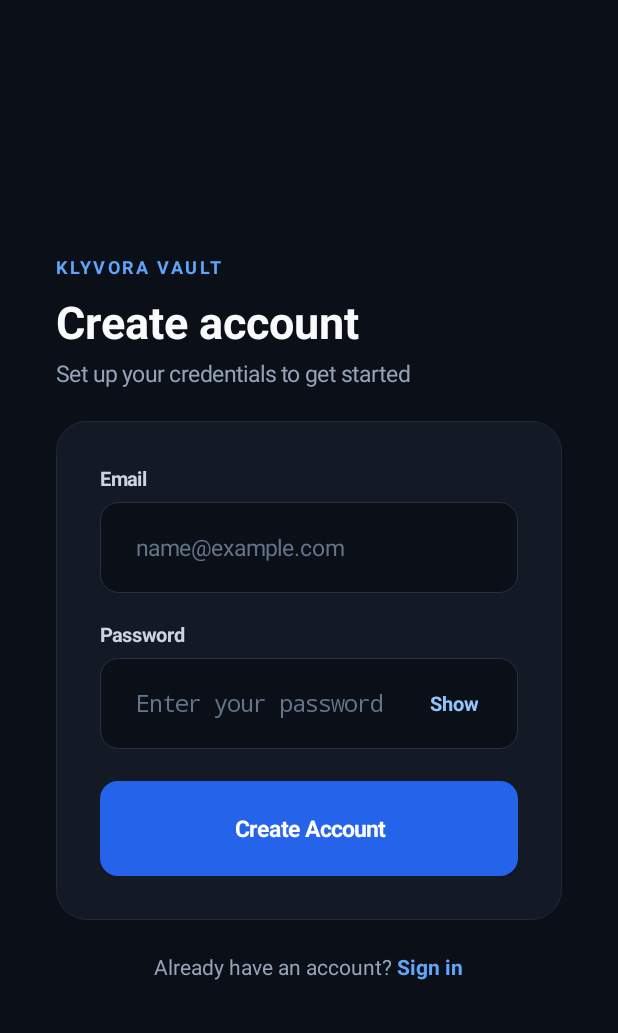
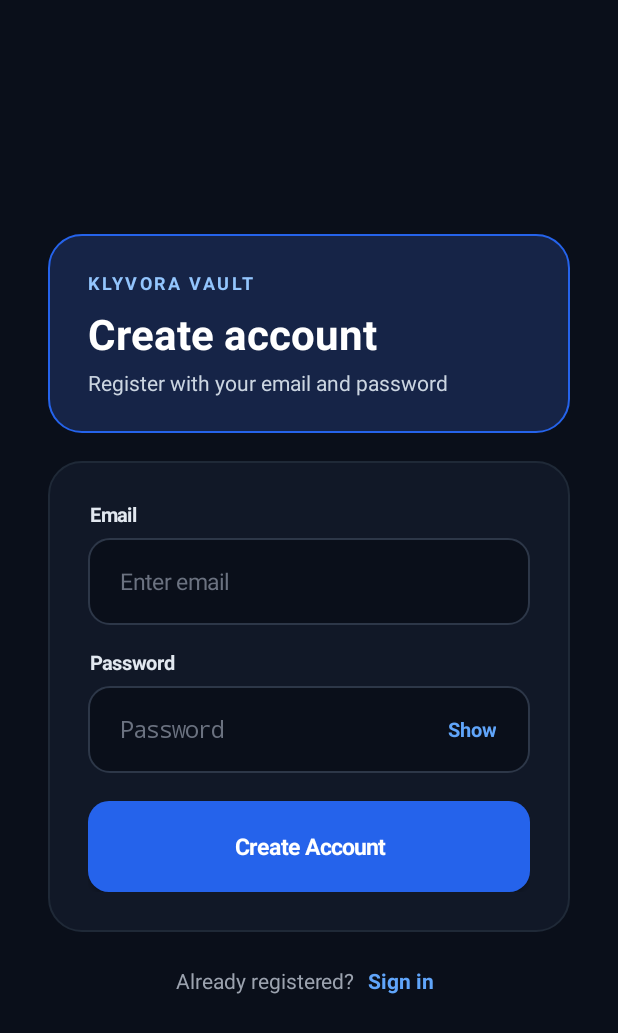
Before and after one commit to samilhussan66-byte/klyvoravault2026, an Android app: the screen it shows after launch (LoginActivity), after a tap on "Create account", on a phone screen of 412 x 824 dp. Shown: the top 1033 px of the screen. Run offline under Robolectric (Android 15) with nearby library versions, the phone set to English and light mode, and no system bars; 3 other taps on this screen came first.

Commit message:
Update LoginActivity.kt

```diff
--- a/app/src/main/java/com/klyvoravault/ai/LoginActivity.kt
+++ b/app/src/main/java/com/klyvoravault/ai/LoginActivity.kt
@@ -31,200 +31,225 @@ class LoginActivity : AppCompatActivity() {
             return
         }
 
-        fun roundedBox(bgHex: String, strokeHex: String? = null, radiusDp: Float = 14f): GradientDrawable {
-            val density = resources.displayMetrics.density
+        fun boxDrawable(bgHex: String, strokeHex: String? = null, radiusDp: Float = 16f): GradientDrawable {
+            val d = resources.displayMetrics.density
             return GradientDrawable().apply {
                 shape = GradientDrawable.RECTANGLE
-                cornerRadius = radiusDp * density
+                cornerRadius = radiusDp * d
                 setColor(Color.parseColor(bgHex))
                 if (strokeHex != null) {
-                    setStroke((1 * density).toInt(), Color.parseColor(strokeHex))
+                    setStroke((1.5f * d).toInt(), Color.parseColor(strokeHex))
                 }
             }
         }
 
-        val root = ScrollView(this).apply {
-            setBackgroundColor(Color.parseColor("#0B0F17"))
+        val scroll = ScrollView(this).apply {
+            setBackgroundColor(Color.parseColor("#0A0F1A"))
             isFillViewport = true
         }
 
-        val container = LinearLayout(this).apply {
+        val page = LinearLayout(this).apply {
             orientation = LinearLayout.VERTICAL
             gravity = Gravity.CENTER_VERTICAL
-            setPadding(56, 72, 56, 72)
+            setPadding(48, 64, 48, 64)
         }
 
-        val badge = TextView(this).apply {
+        val headerBanner = LinearLayout(this).apply {
+            orientation = LinearLayout.VERTICAL
+            background = boxDrawable("#162447", "#2563EB", 22f)
+            setPadding(40, 36, 40, 36)
+        }
+
+        val tvBrand = TextView(this).apply {
             text = "KLYVORA VAULT"
-            setTextColor(Color.parseColor("#60A5FA"))
+            setTextColor(Color.parseColor("#93C5FD"))
             textSize = 12f
             typeface = Typeface.DEFAULT_BOLD
             letterSpacing = 0.14f
         }
 
-        val tvHeading = TextView(this).apply {
+        val tvTitle = TextView(this).apply {
             text = "Welcome back"
-            setTextColor(Color.parseColor("#F8FAFC"))
-            textSize = 30f
+            setTextColor(Color.parseColor("#FFFFFF"))
+            textSize = 28f
             typeface = Typeface.DEFAULT_BOLD
-            setPadding(0, 12, 0, 6)
+            setPadding(0, 10, 0, 6)
         }
 
-        val tvSubheading = TextView(this).apply {
-            text = "Sign in to access your workspace"
-            setTextColor(Color.parseColor("#94A3B8"))
-            textSize = 15f
-            setPadding(0, 0, 0, 32)
+        val tvSubtitle = TextView(this).apply {
+            text = "Sign in to continue to your account"
+            setTextColor(Color.parseColor("#CBD5E1"))
+            textSize = 14f
         }
 
-        val card = LinearLayout(this).apply {
+        headerBanner.addView(tvBrand)
+        headerBanner.addView(tvTitle)
+        headerBanner.addView(tvSubtitle)
+
+        val formCard = LinearLayout(this).apply {
             orientation = LinearLayout.VERTICAL
-            background = roundedBox("#131A26", "#1E293B", 20f)
-            setPadding(44, 44, 44, 44)
+            background = boxDrawable("#111827", "#1F2937", 22f)
+            setPadding(40, 40, 40, 40)
+            val lp = LinearLayout.LayoutParams(
+                LinearLayout.LayoutParams.MATCH_PARENT,
+                LinearLayout.LayoutParams.WRAP_CONTENT
+            )
+            lp.topMargin = 28
+            layoutParams = lp
         }
 
         val lblEmail = TextView(this).apply {
             text = "Email"
-            setTextColor(Color.parseColor("#CBD5E1"))
+            setTextColor(Color.parseColor("#E2E8F0"))
             textSize = 13f
             typeface = Typeface.DEFAULT_BOLD
-            setPadding(0, 0, 0, 10)
+            setPadding(2, 0, 0, 10)
         }
 
         val etEmail = EditText(this).apply {
-            hint = "name@example.com"
+            hint = "Enter email"
             inputType = InputType.TYPE_CLASS_TEXT or InputType.TYPE_TEXT_VARIATION_EMAIL_ADDRESS
-            setTextColor(Color.parseColor("#F8FAFC"))
-            setHintTextColor(Color.parseColor("#64748B"))
+            setTextColor(Color.parseColor("#FFFFFF"))
+            setHintTextColor(Color.parseColor("#6B7280"))
             textSize = 15f
-            background = roundedBox("#0B0F17", "#263244", 12f)
-            setPadding(36, 30, 36, 30)
+            background = boxDrawable("#0A0F1A", "#2D3748", 14f)
+            setPadding(32, 28, 32, 28)
         }
 
         val lblPassword = TextView(this).apply {
             text = "Password"
-            setTextColor(Color.parseColor("#CBD5E1"))
+            setTextColor(Color.parseColor("#E2E8F0"))
             textSize = 13f
             typeface = Typeface.DEFAULT_BOLD
-            setPadding(0, 28, 0, 10)
+            setPadding(2, 24, 0, 10)
         }
 
-        val passwordRow = LinearLayout(this).apply {
+        val passContainer = LinearLayout(this).apply {
             orientation = LinearLayout.HORIZONTAL
             gravity = Gravity.CENTER_VERTICAL
-            background = roundedBox("#0B0F17", "#263244", 12f)
-            setPadding(36, 12, 20, 12)
+            background = boxDrawable("#0A0F1A", "#2D3748", 14f)
+            setPadding(32, 8, 20, 8)
         }
 
         val etPassword = EditText(this).apply {
-            hint = "Enter your password"
+            hint = "Password"
             inputType = InputType.TYPE_CLASS_TEXT or InputType.TYPE_TEXT_VARIATION_PASSWORD
-            setTextColor(Color.parseColor("#F8FAFC"))
-            setHintTextColor(Color.parseColor("#64748B"))
+            setTextColor(Color.parseColor("#FFFFFF"))
+            setHintTextColor(Color.parseColor("#6B7280"))
             textSize = 15f
             background = null
             layoutParams = LinearLayout.LayoutParams(0, LinearLayout.LayoutParams.WRAP_CONTENT, 1f)
-            setPadding(0, 18, 16, 18)
+            setPadding(0, 20, 12, 20)
         }
 
-        val btnToggleEye = TextView(this).apply {
+        val btnEye = TextView(this).apply {
             text = "Show"
-            setTextColor(Color.parseColor("#93C5FD"))
+            setTextColor(Color.parseColor("#60A5FA"))
             textSize = 13f
             typeface = Typeface.DEFAULT_BOLD
-            setPadding(20, 14, 20, 14)
+            setPadding(18, 14, 14, 14)
         }
 
-        btnToggleEye.setOnClickListener {
+        btnEye.setOnClickListener {
             isPasswordVisible = !isPasswordVisible
             if (isPasswordVisible) {
                 etPassword.inputType = InputType.TYPE_CLASS_TEXT or InputType.TYPE_TEXT_VARIATION_VISIBLE_PASSWORD
-                btnToggleEye.text = "Hide"
+                btnEye.text = "Hide"
             } else {
                 etPassword.inputType = InputType.TYPE_CLASS_TEXT or InputType.TYPE_TEXT_VARIATION_PASSWORD
-                btnToggleEye.text = "Show"
+                btnEye.text = "Show"
             }
-            val currentLength = etPassword.text?.length ?: 0
-            if (currentLength >= 0) {
-                etPassword.setSelection(currentLength)
+            val len = etPassword.text?.length ?: 0
+            if (len >= 0) {
+                etPassword.setSelection(len)
             }
         }
 
-        passwordRow.addView(etPassword)
-        passwordRow.addView(btnToggleEye)
+        passContainer.addView(etPassword)
+        passContainer.addView(btnEye)
 
-        val tvStatus = TextView(this).apply {
+        val tvError = TextView(this).apply {
             text = ""
             setTextColor(Color.parseColor("#F87171"))
             textSize = 13f
             visibility = View.GONE
-            setPadding(4, 20, 4, 4)
+            setPadding(4, 18, 4, 2)
         }
 
-        fun showStatus(message: String, isError: Boolean = true) {
-            tvStatus.text = message
-            tvStatus.setTextColor(Color.parseColor(if (isError) "#F87171" else "#34D399"))
-            tvStatus.visibility = View.VISIBLE
+        fun setError(msg: String?) {
+            if (msg.isNullOrBlank()) {
+                tvError.visibility = View.GONE
+                tvError.text = ""
+            } else {
+                tvError.text = msg
+                tvError.visibility = View.VISIBLE
+            }
         }
 
         val btnSubmit = Button(this).apply {
             text = "Sign In"
-            setTextColor(Color.WHITE)
+            setTextColor(Color.parseColor("#FFFFFF"))
             textSize = 15f
             typeface = Typeface.DEFAULT_BOLD
             isAllCaps = false
-            background = roundedBox("#2563EB", null, 12f)
-            val params = LinearLayout.LayoutParams(
+            background = boxDrawable("#2563EB", null, 14f)
+            val lp = LinearLayout.LayoutParams(
                 LinearLayout.LayoutParams.MATCH_PARENT,
                 LinearLayout.LayoutParams.WRAP_CONTENT
             )
-            params.topMargin = 32
-            layoutParams = params
-            setPadding(24, 32, 24, 32)
+            lp.topMargin = 28
+            layoutParams = lp
+            setPadding(24, 30, 24, 30)
         }
 
-        val switchRow = LinearLayout(this).apply {
+        val bottomRow = LinearLayout(this).apply {
             orientation = LinearLayout.HORIZONTAL
             gravity = Gravity.CENTER
-            setPadding(0, 32, 0, 0)
+            val lp = LinearLayout.LayoutParams(
+                LinearLayout.LayoutParams.MATCH_PARENT,
+                LinearLayout.LayoutParams.WRAP_CONTENT
+            )
+            lp.topMargin = 28
+            layoutParams = lp
         }
 
-        val tvSwitchPrompt = TextView(this).apply {
-            text = "Don't have an account? "
-            setTextColor(Color.parseColor("#94A3B8"))
+        val tvBottomText = TextView(this).apply {
+            text = "New to KlyvoraVault? "
+            setTextColor(Color.parseColor("#9CA3AF"))
             textSize = 14f
         }
 
-        val tvSwitchAction = TextView(this).apply {
+        val tvBottomAction = TextView(this).apply {
             text = "Create account"
             setTextColor(Color.parseColor("#60A5FA"))
             textSize = 14f
             typeface = Typeface.DEFAULT_BOLD
+            setPadding(8, 6, 8, 6)
         }
 
-        switchRow.addView(tvSwitchPrompt)
-        switchRow.addView(tvSwitchAction)
+        bottomRow.addView(tvBottomText)
+        bottomRow.addView(tvBottomAction)
 
-        fun applyMode() {
-            tvStatus.visibility = View.GONE
+        fun updateMode() {
+            setError(null)
             if (isSignUpMode) {
-                tvHeading.text = "Create account"
-                tvSubheading.text = "Set up your credentials to get started"
+                tvTitle.text = "Create account"
+                tvSubtitle.text = "Register with your email and password"
                 btnSubmit.text = "Create Account"
-                tvSwitchPrompt.text = "Already have an account? "
-                tvSwitchAction.text = "Sign in"
+                tvBottomText.text = "Already registered? "
+                tvBottomAction.text = "Sign in"
             } else {
-                tvHeading.text = "Welcome back"
-                tvSubheading.text = "Sign in to access your workspace"
+                tvTitle.text = "Welcome back"
+                tvSubtitle.text = "Sign in to continue to your account"
                 btnSubmit.text = "Sign In"
-                tvSwitchPrompt.text = "Don't have an account? "
-                tvSwitchAction.text = "Create account"
+                tvBottomText.text = "New to KlyvoraVault? "
+                tvBottomAction.text = "Create account"
             }
         }
 
-        tvSwitchAction.setOnClickListener {
+        tvBottomAction.setOnClickListener {
             isSignUpMode = !isSignUpMode
-            applyMode()
+            updateMode()
         }
 
         btnSubmit.setOnClickListener {
@@ -232,55 +257,54 @@ class LoginActivity : AppCompatActivity() {
             val password = etPassword.text.toString()
 
             if (email.isEmpty() || !email.contains("@")) {
-                showStatus("Enter a valid email address")
+                setError("Please enter a valid email")
                 return@setOnClickListener
             }
             if (password.length < 6) {
-                showStatus("Password must be at least 6 characters")
+                setError("Password must be at least 6 characters")
                 return@setOnClickListener
             }
 
+            setError(null)
             if (isSignUpMode) {
                 prefs.edit()
-                    .putString("account_email", email)
-                    .putString("account_password", password)
+                    .putString("user_email", email)
+                    .putString("user_password", password)
                     .putBoolean("is_logged_in", true)
                     .apply()
                 startActivity(Intent(this, MainActivity::class.java))
                 finish()
             } else {
-                val savedEmail = prefs.getString("account_email", null)
-                val savedPassword = prefs.getString("account_password", null)
+                val savedEmail = prefs.getString("user_email", null)
+                val savedPass = prefs.getString("user_password", null)
 
-                if (savedEmail == null || savedPassword == null) {
-                    showStatus("No account found. Create an account first")
+                if (savedEmail == null || savedPass == null) {
+                    setError("Account not found. Tap Create account")
                     return@setOnClickListener
                 }
 
-                if (email == savedEmail && password == savedPassword) {
+                if (email == savedEmail && password == savedPass) {
                     prefs.edit().putBoolean("is_logged_in", true).apply()
                     startActivity(Intent(this, MainActivity::class.java))
                     finish()
                 } else {
-                    showStatus("Invalid email or password")
+                    setError("Incorrect email or password")
                 }
             }
         }
 
-        card.addView(lblEmail)
-        card.addView(etEmail)
-        card.addView(lblPassword)
-        card.addView(passwordRow)
-        card.addView(tvStatus)
-        card.addView(btnSubmit)
+        formCard.addView(lblEmail)
+        formCard.addView(etEmail)
+        formCard.addView(lblPassword)
+        formCard.addView(passContainer)
+        formCard.addView(tvError)
+        formCard.addView(btnSubmit)
 
-        container.addView(badge)
-        container.addView(tvHeading)
-        container.addView(tvSubheading)
-        container.addView(card)
-        container.addView(switchRow)
+        page.addView(headerBanner)
+        page.addView(formCard)
+        page.addView(bottomRow)
 
-        root.addView(container)
-        setContentView(root)
+        scroll.addView(page)
+        setContentView(scroll)
     }
 }
```
